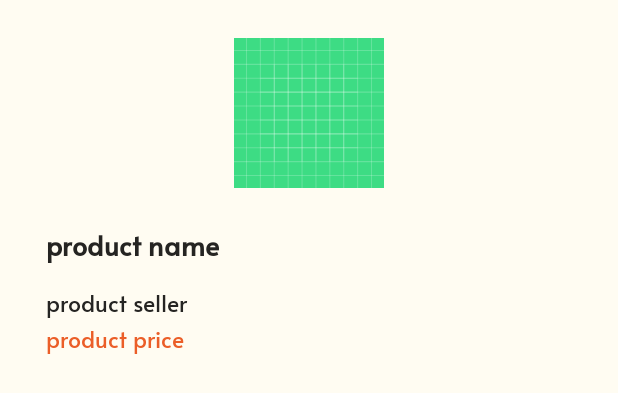
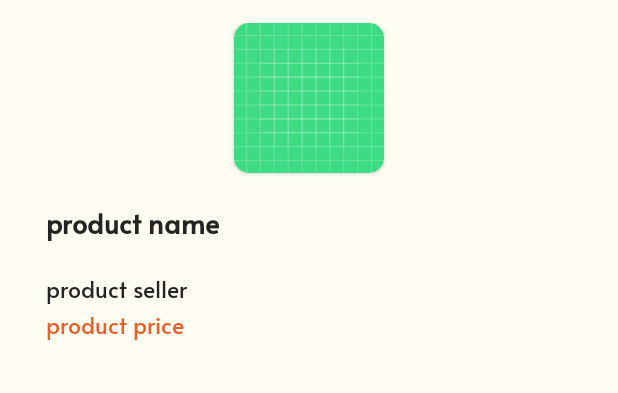
Before and after one commit to ouaala-ayoub/Pcfy, an Android app: the layout single_annonce.xml on its own in the app's theme, with its tools: preview values and no code run, on a phone screen of 412 x 824 dp. Shown: the top 393 px of the screen. Run offline under Robolectric (Android 15) with nearby library versions, the phone set to English and light mode, and no system bars.

Commit message:
fixing a visual bug and enhancing

```diff
--- a/app/src/main/java/com/example/pc/ui/activities/UserCreateActivity.kt
+++ b/app/src/main/java/com/example/pc/ui/activities/UserCreateActivity.kt
@@ -312,7 +312,8 @@ class UserCreateActivity : AppCompatActivity() {
     }
 
     private fun setTheUploadImage() {
-        val intent = Intent(Intent.ACTION_PICK, MediaStore.Images.Media.EXTERNAL_CONTENT_URI)
+        val intent = Intent(Intent.ACTION_GET_CONTENT)
+        intent.type = "image/*"
         resultLauncher.launch(intent)
     }
 
@@ -323,7 +324,7 @@ class UserCreateActivity : AppCompatActivity() {
 
     private fun getImagesRequestBody(uri: Uri): ImageInfo {
 
-        val file = File(URIPathHelper().getPath(this, uri))
+        val file = File(URIPathHelper().getPath(this, uri)!!)
         Log.i(TAG, "file selected : ${file.name}")
         val requestFile: RequestBody =
             file.asRequestBody("image/*".toMediaTypeOrNull())
--- a/app/src/main/res/layout/activity_user_create.xml
+++ b/app/src/main/res/layout/activity_user_create.xml
@@ -237,6 +237,7 @@
                     android:layout_weight="0.1"
                     android:layout_marginStart="5dp"
                     android:layout_marginEnd="5dp"
+                    android:gravity="center"
                     tools:text='1 Image Selectioné' />
             </LinearLayout>
 
--- a/app/src/main/res/layout/fragment_create_annonce.xml
+++ b/app/src/main/res/layout/fragment_create_annonce.xml
@@ -90,7 +90,7 @@
 
                 <androidx.appcompat.widget.AppCompatButton
                     android:id="@+id/image_selection"
-                    android:layout_width="wrap_content"
+                    android:layout_width="match_parent"
                     android:layout_height="wrap_content"
                     android:layout_weight="1"
                     android:lineSpacingMultiplier="0.7"
@@ -100,7 +100,10 @@
                     android:id="@+id/image_names"
                     android:layout_width="wrap_content"
                     android:layout_height="match_parent"
+                    android:layout_marginStart="5dp"
+                    android:layout_marginEnd="5dp"
                     android:layout_weight="0.1"
+                    android:gravity="center"
                     tools:text='2 Images Selectionees' />
             </LinearLayout>
 
--- a/app/src/main/res/layout/single_annonce.xml
+++ b/app/src/main/res/layout/single_annonce.xml
@@ -21,21 +21,30 @@
         app:layout_constraintStart_toStartOf="parent"
         app:layout_constraintTop_toTopOf="parent">
 
-        <com.google.android.material.imageview.ShapeableImageView
-            android:id="@+id/annonce_image"
+        <androidx.cardview.widget.CardView
             android:layout_width="@dimen/annonce_size"
             android:layout_height="@dimen/annonce_size"
             android:layout_gravity="center"
-            android:layout_margin="10dp"
-            android:scaleType="centerCrop"
-            app:srcCompat="@drawable/ic_launcher_background" />
+            app:cardCornerRadius="10dp">
+
+            <com.google.android.material.imageview.ShapeableImageView
+                android:id="@+id/annonce_image"
+                android:layout_width="@dimen/annonce_size"
+                android:layout_height="@dimen/annonce_size"
+                android:layout_gravity="center"
+                android:layout_margin="10dp"
+                android:scaleType="centerCrop"
+                app:srcCompat="@drawable/ic_launcher_background" />
+        </androidx.cardview.widget.CardView>
 
         <com.google.android.material.textview.MaterialTextView
             android:id="@+id/annonce_title"
             android:layout_width="match_parent"
             android:layout_height="wrap_content"
             android:layout_marginStart="15dp"
+            android:layout_marginTop="5dp"
             android:layout_marginEnd="15dp"
+            android:layout_marginBottom="5dp"
             android:fontFamily="@font/alata"
             android:gravity="center|start"
             android:lines="2"
--- a/app/src/main/res/values/strings.xml
+++ b/app/src/main/res/values/strings.xml
@@ -104,5 +104,8 @@
     </string>
     <string name="authorise">autoriser</string>
 
+    <string name="image_selected">1 Image Selectionnée</string>
+    <string name="multiple_images_selected">%1$d Image Selectionnée</string>
+
 
 </resources>
```
Also changed, not shown: app/src/main/java/com/example/pc/ui/fragments/CreateAnnonceFragment.kt (+13 -11 lines).
